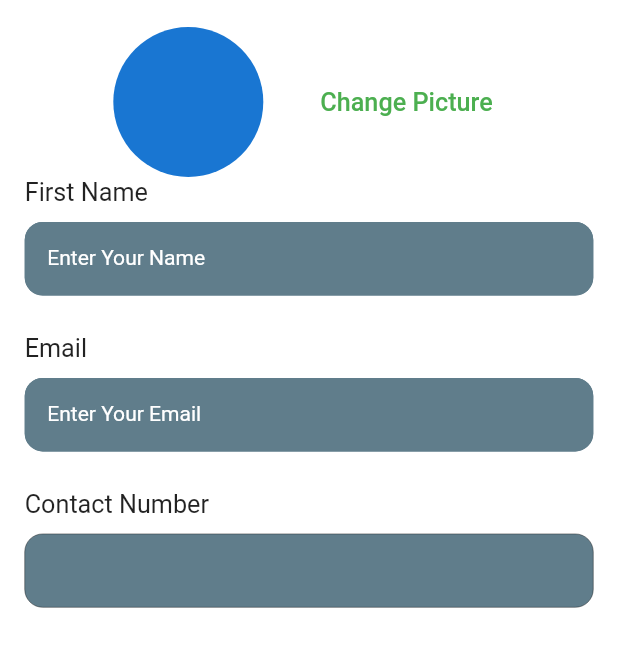
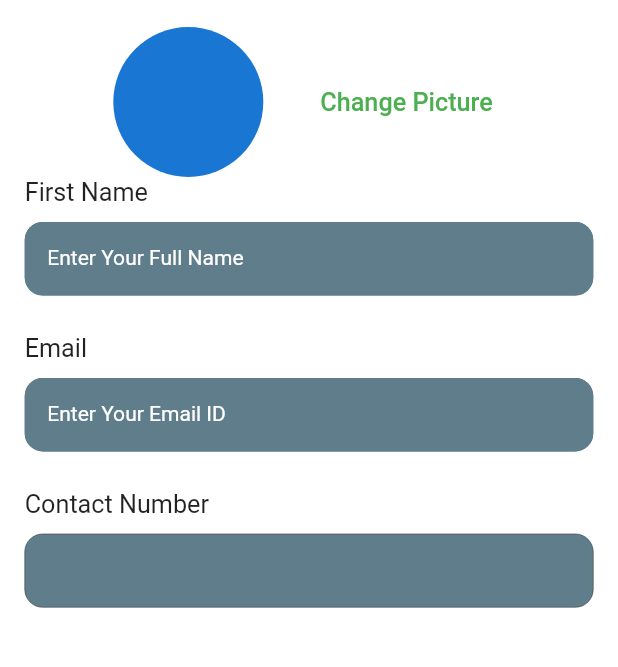
Before and after one commit to MohamedSayedBayoumy/delvery, a Flutter app: the screen it shows after launch, item 3 of the bottom bar chosen, after a tap on "Edit Profile", on a phone screen of 412 x 824 dp, the part 57-724 px from its top. Run offline on Flutter 3.47's test engine with Material 3 defaults, Android fonts, the phone set to English and light mode, and no system bars; our stand-ins replace animate_do, country_code_picker, dartz, dio, flutter_bloc, flutter_secure_storage and 4 more; accounts and stored records are empty; generated files the repository leaves out were written again; network calls fail; Roboto replaces fonts that are missing (font-bold, font-regular-bold).

Commit message:
add localization ..

```diff
--- a/lib/features/notification/notification_screen.dart
+++ b/lib/features/notification/notification_screen.dart
@@ -1,5 +1,6 @@
 import 'package:flutter/material.dart';
 import 'package:responsive_sizer/responsive_sizer.dart';
+import 'package:flutter_gen/gen_l10n/app_localizations.dart';
 
 class NotificationScreen extends StatelessWidget {
   const NotificationScreen({super.key});
@@ -9,14 +10,14 @@ class NotificationScreen extends StatelessWidget {
     return Scaffold(
       appBar: AppBar(
         centerTitle: true,
-        title: const Text("Notification"),
+        title: Text(AppLocalizations.of(context)!.notification),
       ),
       body: SingleChildScrollView(
         child: Center(
           child: Column(
             children: [
               Icon(Icons.no_meals_rounded, size: 50.w),
-              const Text("No Data Available !"),
+              Text(AppLocalizations.of(context)!.no_data_available),
             ],
           ),
         ),
--- a/lib/features/orders/widgets/empty_case_widget.dart
+++ b/lib/features/orders/widgets/empty_case_widget.dart
@@ -1,5 +1,6 @@
 import 'package:flutter/material.dart';
 import 'package:responsive_sizer/responsive_sizer.dart';
+import 'package:flutter_gen/gen_l10n/app_localizations.dart';
 
 class EmptyCaseWidget extends StatelessWidget {
   const EmptyCaseWidget({
@@ -11,7 +12,7 @@ class EmptyCaseWidget extends StatelessWidget {
     return Column(
       children: [
         Icon(Icons.no_meals_rounded, size: 50.w),
-        const Text("No New Job Available !"),
+        Text(AppLocalizations.of(context)!.notification),
         const SizedBox(height: 10.0),
         const Text("You haven't any new job available right now."),
       ],
--- a/lib/features/profile/edit_profile.dart
+++ b/lib/features/profile/edit_profile.dart
@@ -7,6 +7,7 @@ import '../../core/widgets/custom_button.dart';
 import '../../core/widgets/custom_padding.dart';
 import '../../core/widgets/custom_text_filed.dart';
 import 'controller/cubit/profile_cubit.dart';
+import 'package:flutter_gen/gen_l10n/app_localizations.dart';
 
 class EditProfileScreen extends StatelessWidget {
   final ProfileCubit profileCubit;
@@ -16,7 +17,7 @@ class EditProfileScreen extends StatelessWidget {
   Widget build(BuildContext context) {
     return Scaffold(
       appBar: AppBar(
-        title: const Text("Edit Profile"),
+        title: Text(AppLocalizations.of(context)!.edit_profile),
       ),
       body: BlocConsumer<ProfileCubit, ProfileState>(
         bloc: profileCubit..getUserData(context, getDocument: false),
@@ -50,34 +51,36 @@ class EditProfileScreen extends StatelessWidget {
                             const SizedBox(width: 30.0),
                             TextButton(
                               onPressed: () {},
-                              child: const Text(
-                                "Change Picture",
-                                style: TextStyle(color: Colors.green),
+                              child: Text(
+                                AppLocalizations.of(context)!.change_picture,
+                                style: const TextStyle(color: Colors.green),
                               ),
                             )
                           ],
                         ),
-                        const Text("First Name"),
+                        Text(AppLocalizations.of(context)!.first_name),
                         const SizedBox(height: 10.0),
                         CustomTextField(
-                          labelText: "Enter Your Name",
-                          hinText: "Enter Your Name",
+                          labelText:
+                              AppLocalizations.of(context)!.enter_full_name,
+                          hinText:
+                              AppLocalizations.of(context)!.enter_full_name,
                           controller: profileCubit.nameController,
                         ),
                         const SizedBox(height: 25.0),
-                        const Text("Email"),
+                        Text(AppLocalizations.of(context)!.email),
                         const SizedBox(height: 10.0),
                         CustomTextField(
-                          labelText: "Enter Your Email",
+                          labelText: AppLocalizations.of(context)!.enter_email,
                           hinText: "Enter Your Email",
                           controller: profileCubit.emailController,
                         ),
                         const SizedBox(height: 25.0),
-                        const Text("Contact Number"),
+                        Text(AppLocalizations.of(context)!.contact_number),
                         const SizedBox(height: 10.0),
                         CustomTextField(
                           enabled: false,
-                          controller:  profileCubit.phoneController,
+                          controller: profileCubit.phoneController,
                         ),
                         // Row(
                         //   children: [
@@ -107,7 +110,7 @@ class EditProfileScreen extends StatelessWidget {
               ),
               CustomButton(
                 height: 8.h,
-                buttonText: "Change Information",
+                buttonText: AppLocalizations.of(context)!.change_information,
                 raduis: 0.0,
               ),
             ],
--- a/lib/features/profile/language_screen.dart
+++ b/lib/features/profile/language_screen.dart
@@ -1,5 +1,7 @@
 import 'package:flutter/material.dart';
 import 'package:mts/core/widgets/custom_padding.dart';
+import 'package:flutter_gen/gen_l10n/app_localizations.dart';
+
 
 class LanguageScreen extends StatelessWidget {
   const LanguageScreen({super.key});
@@ -20,7 +22,7 @@ class LanguageScreen extends StatelessWidget {
 
     return Scaffold(
       appBar: AppBar(
-        title: const Text("Language"),
+        title:   Text(AppLocalizations.of(context)!.language),
         centerTitle: true,
       ),
       body: SingleChildScrollView(
--- a/lib/features/profile/profile_screen.dart
+++ b/lib/features/profile/profile_screen.dart
@@ -13,6 +13,7 @@ import 'my_cash.dart';
 import 'my_document.dart';
 import 'widget/list_tile_widget.dart';
 import 'widget/profile_widget.dart';
+import 'package:flutter_gen/gen_l10n/app_localizations.dart';
 
 class ProfileScreen extends StatelessWidget {
   const ProfileScreen({super.key});
@@ -21,7 +22,7 @@ class ProfileScreen extends StatelessWidget {
   Widget build(BuildContext context) {
     return Scaffold(
       appBar: AppBar(
-        title: const Text("My Profile"),
+        title:   Text(AppLocalizations.of(context)!.edit_profile),
       ),
       body: SingleChildScrollView(
         child: CustomPadding(
@@ -57,53 +58,53 @@ class ProfileScreen extends StatelessWidget {
                     ProfileCardWidget(profileCubit: cubit),
                     const SizedBox(height: 10.0),
                     ListTileWidget(
-                      title: "My Documents",
+                      title: AppLocalizations.of(context)!.my_document,
                       icon: Icons.edit_document,
                       to: MyDocumentScreen(profileCubit: cubit),
                     ),
                     const Divider(
                       height: 0.1,
                     ),
-                    const ListTileWidget(
-                      title: "History",
+                     ListTileWidget(
+                      title: AppLocalizations.of(context)!.history,
                       icon: Icons.history,
                       to: HistoryScreen(),
                     ),
                     const Divider(
                       height: 0.1,
                     ),
-                    const ListTileWidget(
-                      title: "My Cash Balance",
+                     ListTileWidget(
+                      title: AppLocalizations.of(context)!.my_cash_balance,
                       icon: Icons.wallet_rounded,
                       to: MyCashBalanceScreen(),
                     ),
                     const Divider(
                       height: 0.1,
                     ),
-                    const ListTileWidget(
-                      title: "Earning History",
+                     ListTileWidget(
+                      title: AppLocalizations.of(context)!.earning_history,
                       icon: Icons.grading_sharp,
                     ),
                     const Divider(
                       height: 0.1,
                     ),
-                    const ListTileWidget(
-                      title: "Change Password",
+                      ListTileWidget(
+                      title: AppLocalizations.of(context)!.change_password,
                       icon: Icons.password,
                       to: ChangePasswordScreeen(),
                     ),
                     const Divider(
                       height: 0.1,
                     ),
-                    const ListTileWidget(
-                      title: "FAQs",
+                      ListTileWidget(
+                      title: AppLocalizations.of(context)!.faqs,
                       icon: Icons.question_mark_rounded,
                     ),
                     const Divider(
                       height: 0.1,
                     ),
-                    const ListTileWidget(
-                      title: "Language",
+                      ListTileWidget(
+                      title: AppLocalizations.of(context)!.language,
                       icon: Icons.language_rounded,
                       to: LanguageScreen(),
                     ),
@@ -111,7 +112,7 @@ class ProfileScreen extends StatelessWidget {
                       height: 0.1,
                     ),
                     ListTileWidget(
-                      title: "Sing Out",
+                      title: AppLocalizations.of(context)!.sign_out,
                       icon: Icons.login_sharp,
                       onTap: () {
                         cubit.logout(context);
--- a/lib/features/profile/widget/profile_widget.dart
+++ b/lib/features/profile/widget/profile_widget.dart
@@ -5,6 +5,7 @@ import '../../../core/constants/colors.dart';
 import '../../../core/utils/navigation.dart';
 import '../controller/cubit/profile_cubit.dart';
 import '../edit_profile.dart';
+import 'package:flutter_gen/gen_l10n/app_localizations.dart';
 
 class ProfileCardWidget extends StatelessWidget {
   final ProfileCubit profileCubit;
@@ -52,17 +53,17 @@ class ProfileCardWidget extends StatelessWidget {
                       borderRadius: BorderRadius.circular(15.0),
                       color: Colors.black,
                     ),
-                    child: const Row(
+                    child: Row(
                       mainAxisAlignment: MainAxisAlignment.center,
                       children: [
-                        Icon(
+                        const Icon(
                           Icons.edit,
                           color: ConstantsColor.greenColor,
                         ),
-                        SizedBox(width: 10.0),
+                        const SizedBox(width: 10.0),
                         Text(
-                          "Edit Profile",
-                          style: TextStyle(
+                          AppLocalizations.of(context)!.edit_profile,
+                          style: const TextStyle(
                             color: ConstantsColor.greenColor,
                           ),
                         ),
```
Also changed, not shown: lib/features/auth/register/set_location.dart (+4 -3 lines), lib/features/auth/register/upload_document.dart (+20 -13 lines), lib/features/profile/change_password_screeen.dart (+17 -15 lines), lib/features/profile/history_screen.dart (+7 -5 lines), lib/features/profile/my_cash.dart (+7 -6 lines), lib/features/profile/my_document.dart (+5 -4 lines).
